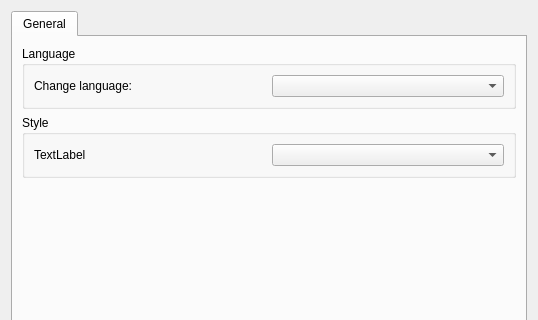
AdamMinge/Egnim, file uis/egnim/editor/settings_dialog.ui: the form before one commit; both pictures show x 0 to 538 and y 0 to 320 of the 538 by 532 pixel window.
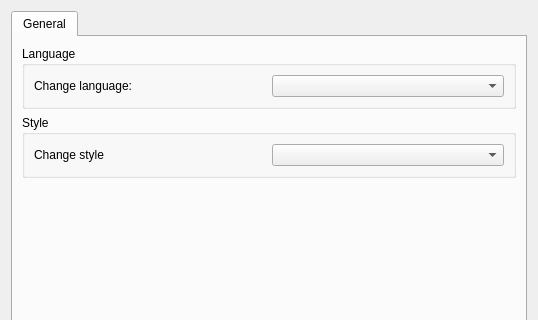
The form after the commit.

Diff of the .ui file:
```diff
--- a/uis/egnim/editor/settings_dialog.ui
+++ b/uis/egnim/editor/settings_dialog.ui
@@ -82,7 +82,7 @@
             <item row="0" column="0">
              <widget class="QLabel" name="m_change_style_label">
               <property name="text">
-               <string>TextLabel</string>
+               <string>Change style</string>
               </property>
              </widget>
             </item>
```
Left out of the diff: 4 changed lines with no effect on the pictures.
